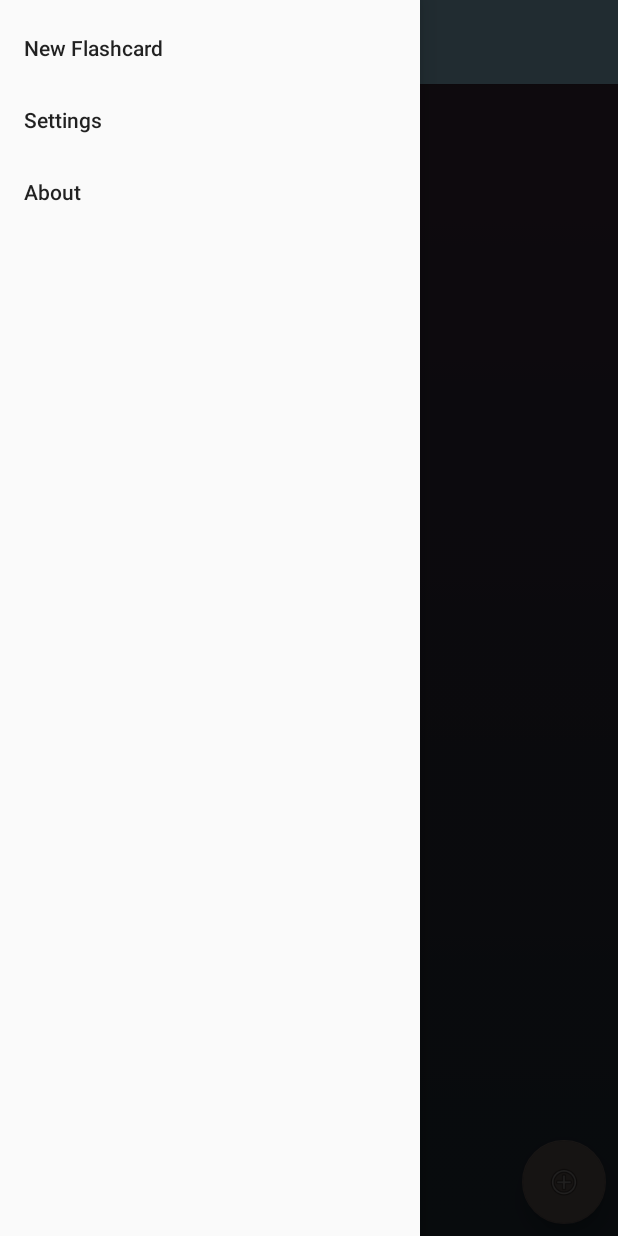
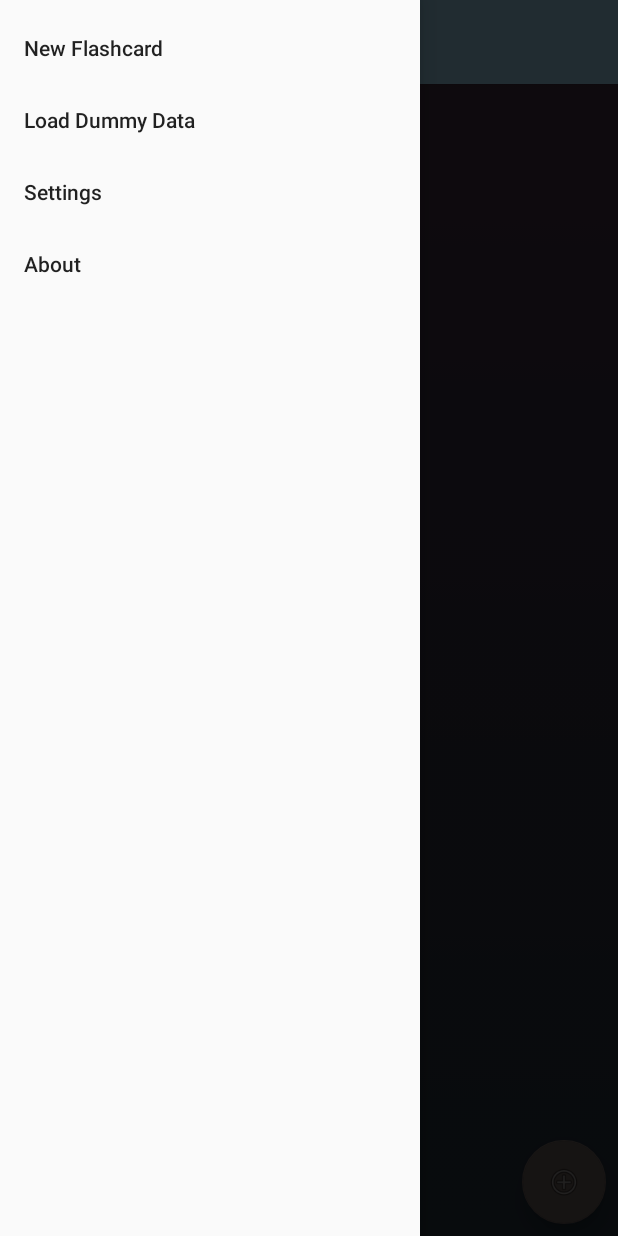
Before and after one commit to mattrusso9037/Flashcards, an Android app: the screen it shows after launch (SP_CategoryActivity), with the side drawer open, on a phone screen of 412 x 824 dp. Run offline under Robolectric (Android 15) with nearby library versions, the phone set to English and light mode, and no system bars.

Commit message:
Added a 'Load Dummy Data' option to the drawer

```diff
--- a/mobile/src/main/res/menu/activity_home_drawer.xml
+++ b/mobile/src/main/res/menu/activity_home_drawer.xml
@@ -8,6 +8,10 @@
         android:title="New Flashcard" />
 
     <item
+        android:id="@+id/nav_load_dummy_data"
+        android:title="Load Dummy Data" />
+
+    <item
         android:id="@+id/nav_settings"
         android:title="@string/nav_settings" />
 
```
Also changed, not shown: mobile/src/main/java/com/matt/flashcards/SP_CategoryActivity.java (+13 -0 lines).
